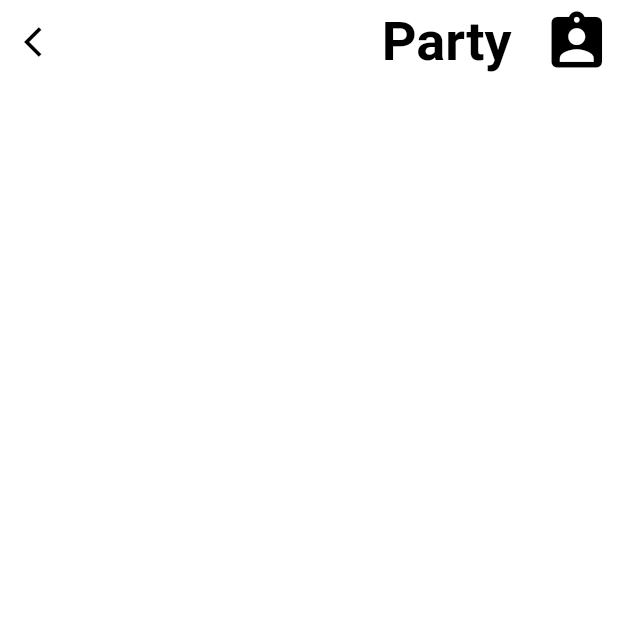
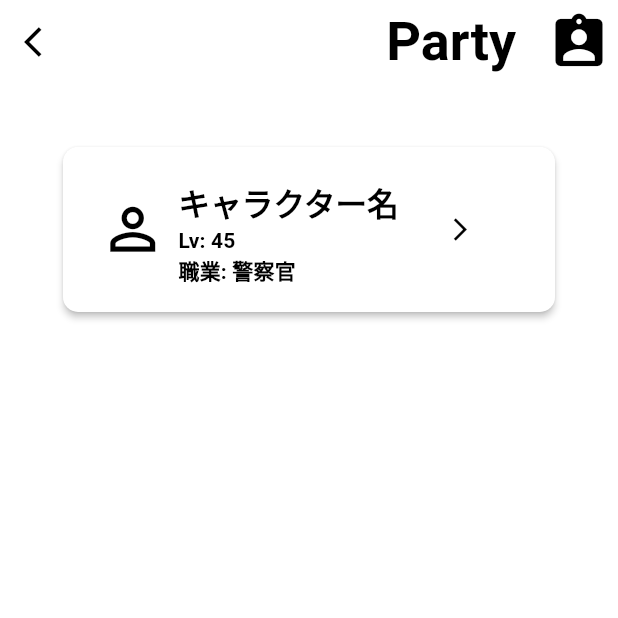
Before and after one commit to Itsuki54/arco-dev, a Flutter app: the screen it shows after launch, on a phone screen of 412 x 824 dp, the top half of it. Run offline on Flutter 3.47's test engine with Material 3 defaults, Android fonts, the phone set to English and light mode, and no system bars.

Commit message:
add: party button

```diff
--- a/lib/src/pages/setting/party.dart
+++ b/lib/src/pages/setting/party.dart
@@ -1,6 +1,7 @@
 import 'package:flutter/material.dart';
 // components
 import '../../components/setting_child_appbar.dart';
+import '../../components/party_route_button.dart';
 
 class PartyPage extends StatefulWidget {
   const PartyPage({super.key});
@@ -12,15 +13,27 @@ class PartyPage extends StatefulWidget {
 class _PartyPage extends State<PartyPage> {
   @override
   Widget build(BuildContext context) {
-    return const Scaffold(
-      appBar: SettingChildAppBar(
+    return Scaffold(
+      appBar: const SettingChildAppBar(
           icon: Icon(
             Icons.assignment_ind,
-            size: 45,
+            size: 42,
             color: Colors.black,
           ),
           title: "Party"),
-      body: Center(),
+      body: Center(
+        child: Column(
+          children: [
+            const SizedBox(height: 32),
+            PartyRouteButton(
+                title: "キャラクター名",
+                icon: const Icon(Icons.person_outline, size: 45),
+                level: 45,
+                job: "警察官",
+                nextPage: Scaffold(appBar: AppBar()))
+          ],
+        ),
+      ),
     );
   }
 }
```
